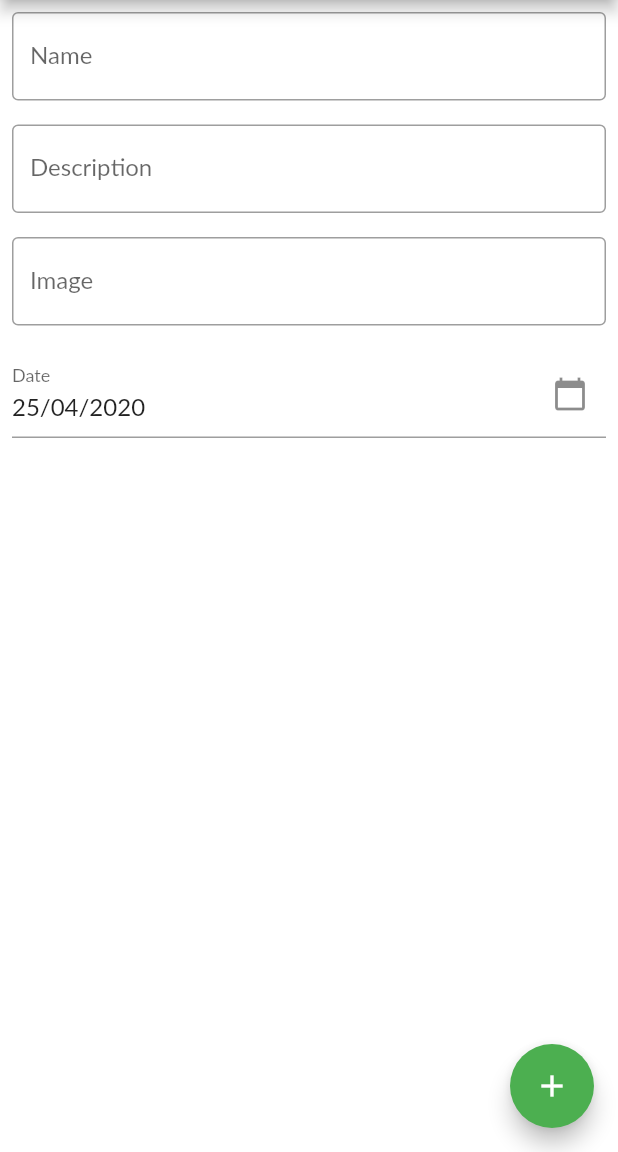
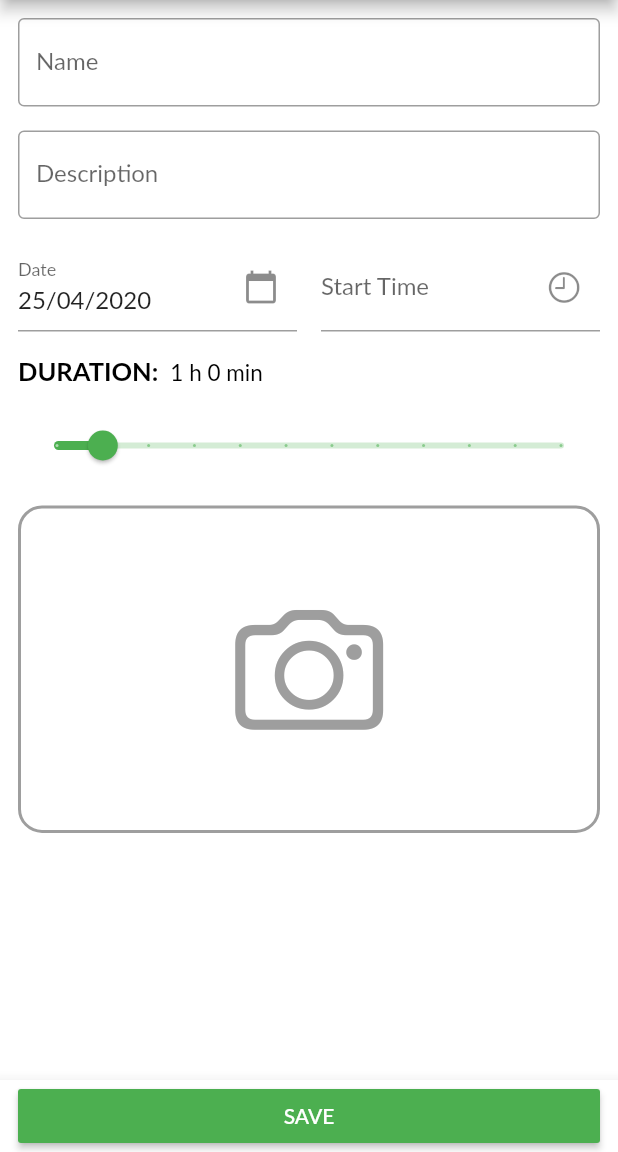
Before and after one commit to GautamChibde/event-app-flutter, a Flutter app: the AddEvent screen opened by its route, on a phone screen of 412 x 824 dp, the part 84-1236 px from its top. Run offline on Flutter 3.47's test engine with Material 2 defaults, Android fonts, the phone set to English and light mode, and no system bars; our stand-ins replace bloc, cloud_firestore, firebase_auth, firebase_storage, flutter_bloc, image_cropper and 3 more; missing offline and left inert: cloud_firestore_web, firebase_auth_web, firebase_core_web, flutter_dialogs; accounts and stored records are empty; Roboto replaces fonts that are missing (Lato); statements that could not run were skipped.

Commit message:
added ui to add event

```diff
--- a/lib/routes.dart
+++ b/lib/routes.dart
@@ -1,7 +1,7 @@
 import 'package:eventapp/model/user.dart';
+import 'package:eventapp/screens/add_event/add_event.dart';
 import 'package:eventapp/screens/auth/login_page.dart';
 import 'package:eventapp/screens/auth/signup_page.dart';
-import 'package:eventapp/screens/event/add_event.dart';
 import 'package:eventapp/screens/event/events_page.dart';
 import 'package:eventapp/screens/user/edit_user_profile_page.dart';
 import 'package:eventapp/screens/user/user_profile_page.dart';
--- /dev/null
+++ b/lib/screens/add_event/add_event.dart
@@ -0,0 +1,318 @@
+import 'dart:io';
+
+import 'package:eventapp/screens/add_event/bloc/add_event_bloc.dart';
+import 'package:eventapp/utils/image_utils.dart';
+import 'package:eventapp/utils/permission_handler.dart';
+import 'package:flutter/cupertino.dart';
+import 'package:flutter/material.dart';
+import 'package:intl/intl.dart';
+
+class AddEvent extends StatefulWidget {
+  static const kRoute = "/addevent";
+
+  @override
+  _AddEventState createState() => _AddEventState();
+}
+
+class _AddEventState extends State<AddEvent> {
+  final _nameController = TextEditingController();
+  final _dateController = TextEditingController();
+  final _descriptionController = TextEditingController();
+  final _startTimeController = TextEditingController();
+
+  AddEventBloc _addEventBloc;
+
+  @override
+  void initState() {
+    _addEventBloc = AddEventBloc();
+    super.initState();
+  }
+
+  @override
+  Widget build(BuildContext context) {
+    _dateController.text = DateFormat("dd/MM/yyyy").format(DateTime.now());
+    return Scaffold(
+      appBar: AppBar(
+        title: Center(child: Text("New Event")),
+      ),
+      backgroundColor: Colors.white,
+      body: _body(context),
+      bottomNavigationBar: BottomAppBar(
+        child: Padding(
+          padding: const EdgeInsets.symmetric(horizontal: 12),
+          child: RaisedButton(
+            color: Colors.green,
+            onPressed: () {},
+            child: Text(
+              "SAVE",
+              style: TextStyle(
+                color: Colors.white,
+              ),
+            ),
+          ),
+        ),
+      ),
+    );
+  }
+
+  Widget _body(BuildContext context) {
+    return SingleChildScrollView(
+      child: Container(
+        padding: EdgeInsets.all(12),
+        child: Form(
+          child: Column(
+            crossAxisAlignment: CrossAxisAlignment.start,
+            children: <Widget>[
+              _inputName(context),
+              SizedBox(height: 16),
+              _inputDescription(context),
+              SizedBox(height: 16),
+              Row(
+                children: [
+                  Flexible(flex: 1, child: _inputDate(context)),
+                  SizedBox(width: 16),
+                  Flexible(flex: 1, child: _inputStartTime(context)),
+                ],
+              ),
+              SizedBox(height: 16),
+              Row(
+                crossAxisAlignment: CrossAxisAlignment.end,
+                children: [
+                  Text(
+                    "DURATION:",
+                    style: TextStyle(
+                      color: Colors.black,
+                      fontSize: 17,
+                      fontWeight: FontWeight.bold,
+                    ),
+                  ),
+                  SizedBox(
+                    width: 8,
+                  ),
+                  Text(
+                    _getTime(),
+                    style: TextStyle(
+                      color: Colors.black,
+                      fontSize: 15,
+                      fontWeight: FontWeight.w400,
+                    ),
+                  )
+                ],
+              ),
+              SizedBox(height: 16),
+              Slider(
+                  min: 30,
+                  max: 480,
+                  divisions: 11,
+                  value: this.value,
+                  onChanged: (v) {
+                    setState(() {
+                      this.value = v;
+                    });
+                  }),
+              SizedBox(height: 16),
+              _inputImage(context),
+            ],
+          ),
+        ),
+      ),
+    );
+  }
+
+  double value = 60;
+
+  String _getTime() {
+    final hour = this.value / 60;
+    final minute = this.value % 60;
+    return "${hour.toInt()} h ${minute.toInt()} min";
+  }
+
+  Widget _inputName(BuildContext context) {
+    return TextFormField(
+      controller: _nameController,
+      textInputAction: TextInputAction.next,
+      keyboardType: TextInputType.text,
+      decoration: InputDecoration(
+        border: OutlineInputBorder(),
+        suffixStyle: TextStyle(color: Colors.green),
+        labelText: "Name",
+      ),
+    );
+  }
+
+  Widget _inputDescription(BuildContext context) {
+    return TextFormField(
+      controller: _descriptionController,
+      textInputAction: TextInputAction.next,
+      keyboardType: TextInputType.text,
+      decoration: InputDecoration(
+        border: OutlineInputBorder(),
+        suffixStyle: TextStyle(color: Colors.green),
+        labelText: "Description",
+      ),
+    );
+  }
+
+  Widget _inputImage(BuildContext context) {
+    return GestureDetector(
+      onTap: () async {
+        await _captureImage(null);
+      },
+      child: StreamBuilder<String>(
+        stream: _addEventBloc.imageUrl,
+        builder: (context, snapshot) {
+          if (!snapshot.hasData) {
+            return AspectRatio(
+              aspectRatio: 16 / 9,
+              child: _imagePlaceholder(),
+            );
+          }
+          return Container(
+            decoration: BoxDecoration(
+              borderRadius: BorderRadius.circular(16),
+              border: Border.all(color: Colors.grey, width: 2),
+            ),
+            child: ClipRRect(
+              borderRadius: BorderRadius.circular(16),
+              child: Image.file(
+                File(snapshot.data),
+              ),
+            ),
+          );
+        },
+      ),
+    );
+  }
+
+  Container _imagePlaceholder() {
+    return Container(
+      decoration: BoxDecoration(
+        borderRadius: BorderRadius.circular(16),
+        border: Border.all(color: Colors.grey, width: 2),
+      ),
+      child: Center(
+        child: Icon(
+          CupertinoIcons.photo_camera,
+          color: Colors.grey,
+          size: 100,
+        ),
+      ),
+    );
+  }
+
+  Widget _inputDate(BuildContext context) {
+    return GestureDetector(
+      onTap: () async {
+        await _showDatePicker(context);
+      },
+      child: Container(
+        color: Colors.transparent,
+        child: IgnorePointer(
+          child: TextFormField(
+            controller: _dateController,
+            readOnly: true,
+            decoration: InputDecoration(
+              border: UnderlineInputBorder(),
+              suffixIcon: IconButton(
+                onPressed: () {},
+                icon: Icon(Icons.calendar_today),
+              ),
+              labelText: "Date",
+            ),
+          ),
+        ),
+      ),
+    );
+  }
+
+  Widget _inputStartTime(BuildContext context) {
+    return GestureDetector(
+      onTap: () async {
+        final startTime = await _showTimePicker(_startTimeController);
+        _addEventBloc.setStartTime(startTime.millisecondsSinceEpoch);
+        _startTimeController.text = _addEventBloc.formattedStartTime;
+      },
+      child: Container(
+        color: Colors.transparent,
+        child: IgnorePointer(
+          child: TextFormField(
+            controller: _startTimeController,
+            readOnly: true,
+            decoration: InputDecoration(
+              border: UnderlineInputBorder(),
+              suffixIcon: IconButton(
+                onPressed: () {},
+                icon: Icon(
+                  CupertinoIcons.time,
+                ),
+              ),
+              labelText: "Start Time",
+            ),
+          ),
+        ),
+      ),
+    );
+  }
+
+  Future<DateTime> _showTimePicker(TextEditingController controller) async {
+    final time = await showTimePicker(
+      context: context,
+      initialTime: TimeOfDay.now(),
+    );
+    if (time != null) {
+      final timeNow = DateTime.now();
+      final updatedTime = DateTime(
+          timeNow.year,
+          timeNow.month,
+          timeNow.day,
+          time.hour,
+          time.minute,
+          timeNow.second,
+          timeNow.millisecond,
+          timeNow.microsecond);
+      return updatedTime;
+    }
+    return null;
+  }
+
+  Future _showDatePicker(BuildContext context) async {
+    final dateTime = await showDateTime(context);
+    if (dateTime != null) {
+      _addEventBloc.setDate(dateTime.millisecondsSinceEpoch);
+      setState(() {
+        _dateController.text = _addEventBloc.formattedDate;
+      });
+    }
+  }
+
+  Future<DateTime> showDateTime(BuildContext context) {
+    return showDatePicker(
+      context: context,
+      initialDate: DateTime.now(),
+      firstDate: DateTime(2019),
+      lastDate: DateTime.now(),
+      builder: (BuildContext context, Widget child) {
+        return Theme(
+          data: ThemeData.dark(),
+          child: child,
+        );
+      },
+    );
+  }
+
+  Future _captureImage(String data) async {
+    bool permissionGranted = true;
+    if (Platform.isAndroid) {
+      permissionGranted =
+          await PermissionsService.instance.requestStoragePermission();
+    }
+    if (permissionGranted) {
+      File imageFile = await ImageUtils.pickImage(
+        context,
+      );
+      if (imageFile != null) {
+        await _addEventBloc.updateImage(imageFile.path);
+      }
+    }
+  }
+}
--- /dev/null
+++ b/lib/screens/add_event/bloc/add_event_bloc.dart
@@ -0,0 +1,55 @@
+import 'dart:async';
+
+import 'package:bloc/bloc.dart';
+import 'package:intl/intl.dart';
+import 'package:meta/meta.dart';
+import 'package:rxdart/rxdart.dart';
+
+part 'add_event_event.dart';
+part 'add_event_state.dart';
+
+class AddEventBloc extends Bloc<AddEventEvent, AddEventState> {
+  @override
+  AddEventState get initialState => AddEventInitial();
+
+  final _imageUrlSubject = BehaviorSubject<String>();
+
+  Stream<String> get imageUrl => _imageUrlSubject.stream;
+
+  AddEventBloc() {
+    _date = DateTime.now().millisecondsSinceEpoch;
+  }
+
+  int _startTime;
+  int endTime;
+  int _date;
+
+  String get formattedDate => DateFormat("dd/MM/yyyy")
+      .format(DateTime.fromMillisecondsSinceEpoch(_date));
+
+  String get formattedStartTime => DateFormat("h:m a")
+      .format(DateTime.fromMillisecondsSinceEpoch(_startTime));
+
+  @override
+  Stream<AddEventState> mapEventToState(
+    AddEventEvent event,
+  ) async* {}
+
+  updateImage(String imagePath) {
+    _imageUrlSubject.sink.add(imagePath);
+  }
+
+  @override
+  Future<void> close() {
+    _imageUrlSubject.close();
+    return super.close();
+  }
+
+  setDate(int date) {
+    this._date = date;
+  }
+
+  setStartTime(int time) {
+    this._startTime = time;
+  }
+}
--- /dev/null
+++ b/lib/screens/add_event/bloc/add_event_event.dart
@@ -0,0 +1,4 @@
+part of 'add_event_bloc.dart';
+
+@immutable
+abstract class AddEventEvent {}
--- /dev/null
+++ b/lib/screens/add_event/bloc/add_event_state.dart
@@ -0,0 +1,6 @@
+part of 'add_event_bloc.dart';
+
+@immutable
+abstract class AddEventState {}
+
+class AddEventInitial extends AddEventState {}
--- a/lib/screens/event/add_event.dart
+++ /dev/null
@@ -1,159 +0,0 @@
-import 'package:cloud_firestore/cloud_firestore.dart';
-import 'package:flutter/material.dart';
-import 'package:intl/intl.dart';
-
-class AddEvent extends StatefulWidget {
-  static const kRoute = "/addevent";
-
-  @override
-  _AddEventState createState() => _AddEventState();
-}
-
-class _AddEventState extends State<AddEvent> {
-  final _nameController = TextEditingController();
-  final _dateController = TextEditingController();
-  final _descriptionController = TextEditingController();
-  final _imageController = TextEditingController();
-
-  final double _imageHeightRatio = 9 / 16;
-
-  int _dateEpoch;
-
-  @override
-  Widget build(BuildContext context) {
-    _dateEpoch = DateTime.now().millisecondsSinceEpoch;
-    _dateController.text = DateFormat("dd/MM/yyyy").format(DateTime.now());
-    return Scaffold(
-      appBar: AppBar(
-        title: Center(child: Text("New Event")),
-      ),
-      backgroundColor: Colors.white,
-      floatingActionButton: FloatingActionButton(
-        onPressed: () {
-          Firestore.instance
-              .collection("event")
-              .add({
-                "name": _nameController.text,
-                "image": _imageController.text,
-                "description": _descriptionController.text,
-                "date": _dateEpoch
-              })
-              .then((result) => {
-                    Navigator.pop(context),
-                  })
-              .catchError((err) => print(err));
-        },
-        child: Icon(Icons.add),
-        backgroundColor: Colors.green,
-      ),
-      body: SingleChildScrollView(
-        child: Container(
-          padding: EdgeInsets.all(8),
-          child: Form(
-            child: Column(
-              crossAxisAlignment: CrossAxisAlignment.start,
-              children: <Widget>[
-                _inputName(context),
-                SizedBox(height: 16),
-                _inputDescription(context),
-                SizedBox(height: 16),
-                _inputImage(context),
-                SizedBox(height: 16),
-                _inputDate(context),
-              ],
-            ),
-          ),
-        ),
-      ),
-    );
-  }
-
-  Widget _inputName(BuildContext context) {
-    return TextFormField(
-      controller: _nameController,
-      textInputAction: TextInputAction.next,
-      keyboardType: TextInputType.text,
-      decoration: InputDecoration(
-        border: OutlineInputBorder(),
-        suffixStyle: TextStyle(color: Colors.green),
-        labelText: "Name",
-      ),
-    );
-  }
-
-  Widget _inputDescription(BuildContext context) {
-    return TextFormField(
-      controller: _descriptionController,
-      textInputAction: TextInputAction.next,
-      keyboardType: TextInputType.text,
-      decoration: InputDecoration(
-        border: OutlineInputBorder(),
-        suffixStyle: TextStyle(color: Colors.green),
-        labelText: "Description",
-      ),
-    );
-  }
-
-  Widget _inputImage(BuildContext context) {
-    return TextFormField(
-      controller: _imageController,
-      textInputAction: TextInputAction.next,
-      keyboardType: TextInputType.text,
-      decoration: InputDecoration(
-        border: OutlineInputBorder(),
-        suffixStyle: TextStyle(color: Colors.green),
-        labelText: "Image",
-      ),
-    );
-  }
-
-  Widget _inputDate(BuildContext context) {
-    return GestureDetector(
-      onTap: () async {
-        await _showDatePicker(context);
-      },
-      child: Container(
-        color: Colors.transparent,
-        child: IgnorePointer(
-          child: TextFormField(
-            controller: _dateController,
-            readOnly: true,
-            decoration: InputDecoration(
-              border: UnderlineInputBorder(),
-              suffixIcon: IconButton(
-                onPressed: () {},
-                icon: Icon(Icons.calendar_today),
-              ),
-              labelText: "Date",
-            ),
-          ),
-        ),
-      ),
-    );
-  }
-
-  Future _showDatePicker(BuildContext context) async {
-    final dateTime = await showDateTime(context);
-    if (dateTime != null) {
-      _dateEpoch = dateTime.millisecondsSinceEpoch;
-      setState(() {
-        _dateController.text = DateFormat("dd/MM/yyyy").format(dateTime);
-      });
-    }
-  }
-
-  Future<DateTime> showDateTime(BuildContext context) {
-    return showDatePicker(
-      context: context,
-      initialDate: DateTime.now(),
-      firstDate: DateTime(2019),
-      lastDate: DateTime.now(),
-      builder: (BuildContext context, Widget child) {
-        return Theme(
-          data: ThemeData.dark(),
-          child: child,
-        );
-      },
-    );
-  }
-}
--- a/lib/screens/event/events_page.dart
+++ b/lib/screens/event/events_page.dart
@@ -1,7 +1,7 @@
 import 'package:eventapp/model/event.dart';
 import 'package:eventapp/repository/event_repository.dart';
+import 'package:eventapp/screens/add_event/add_event.dart';
 import 'package:eventapp/screens/auth/login_page.dart';
-import 'package:eventapp/screens/event/add_event.dart';
 import 'package:eventapp/screens/event/bloc/event_bloc.dart';
 import 'package:eventapp/screens/user/user_profile_page.dart';
 import 'package:firebase_auth/firebase_auth.dart';
```
Also changed, not shown: lib/utils/image_utils.dart (+4 -13 lines).
